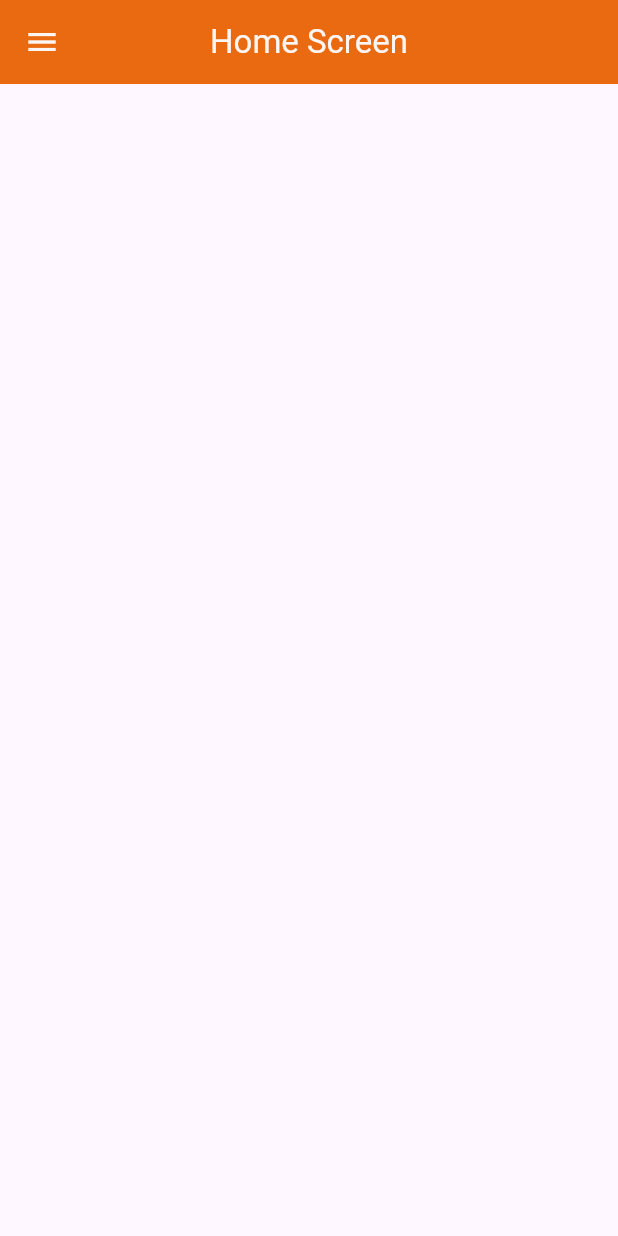
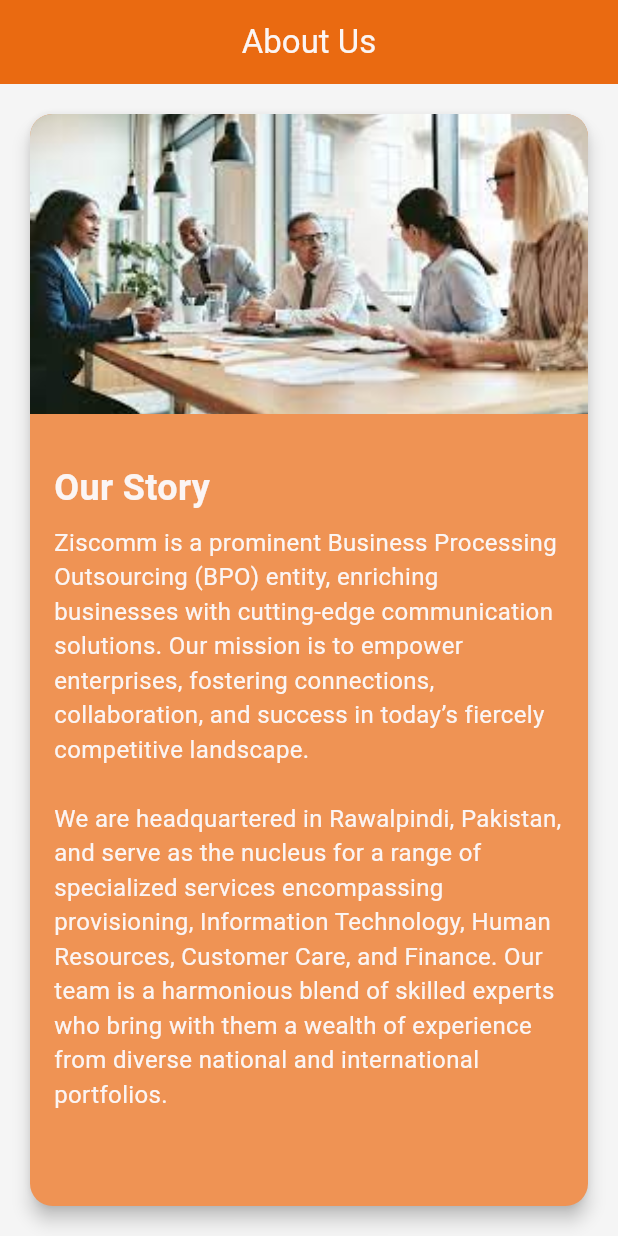
Before and after one commit to Sikandar897/ziscomm, a Flutter app: the screen it shows after launch, on a phone screen of 412 x 824 dp. Run offline on Flutter 3.47's test engine with Material 3 defaults, Android fonts, the phone set to English and light mode, and no system bars; our stand-ins replace flutter_spinkit, google_fonts.

Commit message:
add: about Us

```diff
--- a/lib/main.dart
+++ b/lib/main.dart
@@ -1,5 +1,5 @@
 import 'package:flutter/material.dart';
-import 'package:ziscomm/views/home_view.dart';
+import 'package:ziscomm/views/auth-view/about_us.dart';
 
 void main() {
   runApp(const MyApp());
@@ -17,7 +17,7 @@
         colorScheme: ColorScheme.fromSeed(seedColor: Colors.deepPurple),
         useMaterial3: true,
       ),
-      home: const HomeView(),
+      home: const AboutUsView(),
     );
   }
 }
--- /dev/null
+++ b/lib/views/auth-view/about_us.dart
@@ -0,0 +1,73 @@
+import 'package:flutter/material.dart';
+import 'package:ziscomm/utils/app_constant.dart';
+
+class AboutUsView extends StatelessWidget {
+  const AboutUsView({Key? key}) : super(key: key);
+
+  @override
+  Widget build(BuildContext context) {
+    return Scaffold(
+      appBar: AppBar(
+        centerTitle: true,
+        foregroundColor: AppConstant.appTextColor,
+        backgroundColor: AppConstant.appMainColor,
+        title: const Text('About Us'),
+      ),
+      backgroundColor: Colors.grey.shade100,
+      body: Padding(
+        padding: const EdgeInsets.all(16.0),
+        child: Card(
+          color: AppConstant.appSecondoryColor,
+          elevation: 5.0,
+          shape: RoundedRectangleBorder(
+            borderRadius: BorderRadius.circular(15.0),
+          ),
+          child: Column(
+            crossAxisAlignment: CrossAxisAlignment.start,
+            children: [
+              Container(
+                height: 200.0,
+                decoration: const BoxDecoration(
+                  borderRadius: BorderRadius.only(
+                    topLeft: Radius.circular(15.0),
+                    topRight: Radius.circular(15.0),
+                  ),
+                  image: DecorationImage(
+                    image: AssetImage('assets/images/aboutus.jpg'),
+                    fit: BoxFit.cover,
+                  ),
+                ),
+              ),
+              const SizedBox(height: 16.0),
+              const Padding(
+                padding: EdgeInsets.all(16.0),
+                child: Column(
+                  crossAxisAlignment: CrossAxisAlignment.start,
+                  children: [
+                    Text(
+                      'Our Story',
+                      style: TextStyle(
+                        fontSize: 24.0,
+                        fontWeight: FontWeight.bold,
+                        color: AppConstant.appTextColor,
+                      ),
+                    ),
+                    SizedBox(height: 8.0),
+                    Text(
+                      "Ziscomm is a prominent Business Processing Outsourcing (BPO) entity, enriching businesses with cutting-edge communication solutions. Our mission is to empower enterprises, fostering connections, collaboration, and success in today’s fiercely competitive landscape.\n\n"
+                      "We are headquartered in Rawalpindi, Pakistan, and serve as the nucleus for a range of specialized services encompassing provisioning, Information Technology, Human Resources, Customer Care, and Finance. Our team is a harmonious blend of skilled experts who bring with them a wealth of experience from diverse national and international portfolios.",
+                      style: TextStyle(
+                        fontSize: 16.0,
+                        color: AppConstant.appTextColor,
+                      ),
+                    ),
+                  ],
+                ),
+              ),
+            ],
+          ),
+        ),
+      ),
+    );
+  }
+}
```
Also changed, not shown: assets/images/aboutus.jpg (added).
